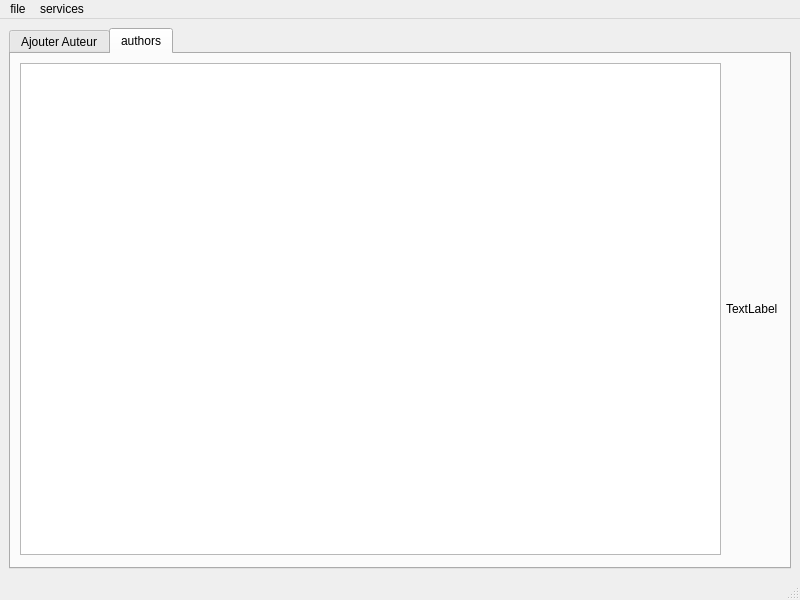
Old version of the form libraryManager/mainwindow.ui in the repository mhidoart/library_manager_QT.
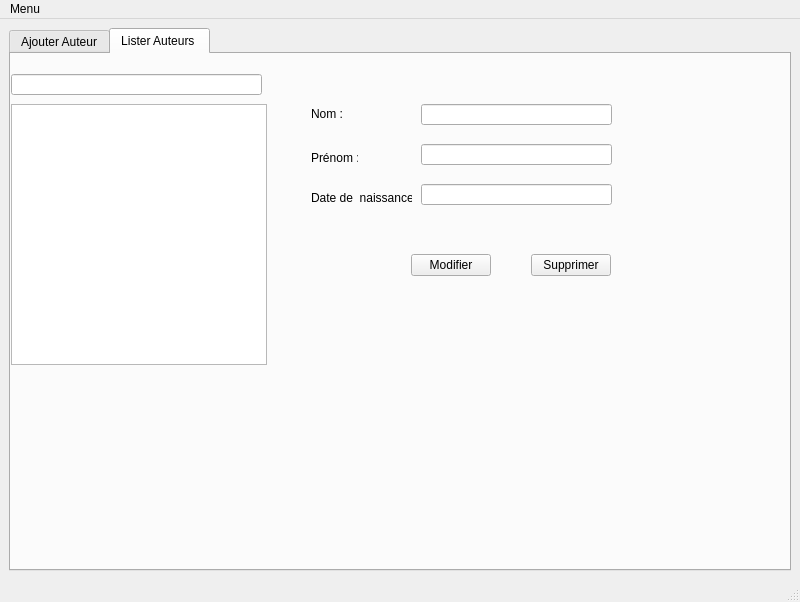
New version of the form.

Diff of the .ui file:
```diff
--- a/libraryManager/mainwindow.ui
+++ b/libraryManager/mainwindow.ui
@@ -7,9 +7,15 @@
     <x>0</x>
     <y>0</y>
     <width>800</width>
-    <height>600</height>
+    <height>602</height>
    </rect>
   </property>
+  <property name="sizePolicy">
+   <sizepolicy hsizetype="Expanding" vsizetype="Preferred">
+    <horstretch>0</horstretch>
+    <verstretch>0</verstretch>
+   </sizepolicy>
+  </property>
   <property name="windowTitle">
    <string>MainWindow</string>
   </property>
@@ -98,42 +104,123 @@
           </size>
          </property>
          <attribute name="title">
-          <string>authors</string>
+          <string>Lister Auteurs </string>
          </attribute>
-         <layout class="QGridLayout" name="gridLayout_3">
-          <item row="0" column="0">
-           <layout class="QHBoxLayout" name="horizontalLayout_16">
-            <property name="spacing">
-             <number>5</number>
-            </property>
-            <property name="sizeConstraint">
-             <enum>QLayout::SetNoConstraint</enum>
-            </property>
-            <item>
-             <layout class="QVBoxLayout" name="verticalLayout_8">
-              <item>
-               <widget class="QListWidget" name="listWidget">
-                <property name="enabled">
-                 <bool>true</bool>
-                </property>
-               </widget>
-              </item>
-             </layout>
-            </item>
-            <item>
-             <layout class="QVBoxLayout" name="verticalLayout_7">
-              <item>
-               <widget class="QLabel" name="label_4">
-                <property name="text">
-                 <string>TextLabel</string>
-                </property>
-               </widget>
-              </item>
-             </layout>
-            </item>
-           </layout>
-          </item>
-         </layout>
+         <widget class="QListWidget" name="listWidget">
+          <property name="geometry">
+           <rect>
+            <x>0</x>
+            <y>50</y>
+            <width>256</width>
+            <height>261</height>
+           </rect>
+          </property>
+         </widget>
+         <widget class="QLabel" name="label_4">
+          <property name="geometry">
+           <rect>
+            <x>300</x>
+            <y>50</y>
+            <width>51</width>
+            <height>20</height>
+           </rect>
+          </property>
+          <property name="text">
+           <string>Nom :</string>
+          </property>
+         </widget>
+         <widget class="QLabel" name="label_5">
+          <property name="geometry">
+           <rect>
+            <x>300</x>
+            <y>94</y>
+            <width>47</width>
+            <height>20</height>
+           </rect>
+          </property>
+          <property name="text">
+           <string>Prénom :</string>
+          </property>
+         </widget>
+         <widget class="QLabel" name="label_6">
+          <property name="geometry">
+           <rect>
+            <x>300</x>
+            <y>133</y>
+            <width>101</width>
+            <height>21</height>
+           </rect>
+          </property>
+          <property name="text">
+           <string>Date de  naissance :</string>
+          </property>
+         </widget>
+         <widget class="QLineEdit" name="search_author">
+          <property name="geometry">
+           <rect>
+            <x>0</x>
+            <y>20</y>
+            <width>251</width>
+            <height>21</height>
+           </rect>
+          </property>
+         </widget>
+         <widget class="QLineEdit" name="manage_author_lastName">
+          <property name="geometry">
+           <rect>
+            <x>410</x>
+            <y>50</y>
+            <width>191</width>
+            <height>21</height>
+           </rect>
+          </property>
+         </widget>
+         <widget class="QLineEdit" name="manage_author_firstName">
+          <property name="geometry">
+           <rect>
+            <x>410</x>
+            <y>90</y>
+            <width>191</width>
+            <height>21</height>
+           </rect>
+          </property>
+         </widget>
+         <widget class="QLineEdit" name="manage_author_yearBorn">
+          <property name="geometry">
+           <rect>
+            <x>410</x>
+            <y>130</y>
+            <width>191</width>
+            <height>21</height>
+           </rect>
+          </property>
+         </widget>
+         <widget class="QPushButton" name="pushButton">
+          <property name="geometry">
+           <rect>
+            <x>400</x>
+            <y>200</y>
+            <width>80</width>
+            <height>22</height>
+           </rect>
+          </property>
+          <property name="text">
+           <string>Modifier</string>
+          </property>
+         </widget>
+         <widget class="QPushButton" name="pushButton_2">
+          <property name="geometry">
+           <rect>
+            <x>520</x>
+            <y>200</y>
+            <width>80</width>
+            <height>22</height>
+           </rect>
+          </property>
+          <property name="text">
+           <string>Supprimer</string>
+          </property>
+         </widget>
         </widget>
        </widget>
       </item>
@@ -152,17 +239,10 @@
    </property>
    <widget class="QMenu" name="menufile">
     <property name="title">
-     <string>file</string>
+     <string>Menu</string>
     </property>
    </widget>
-   <widget class="QMenu" name="menuservices">
-    <property name="title">
-     <string>services</string>
-    </property>
-    <addaction name="actionajouter_auteur"/>
-   </widget>
    <addaction name="menufile"/>
-   <addaction name="menuservices"/>
   </widget>
   <widget class="QStatusBar" name="statusbar"/>
   <action name="actionajouter_auteur">
```
Left out of the diff: 20 changed lines with no effect on the pictures.
